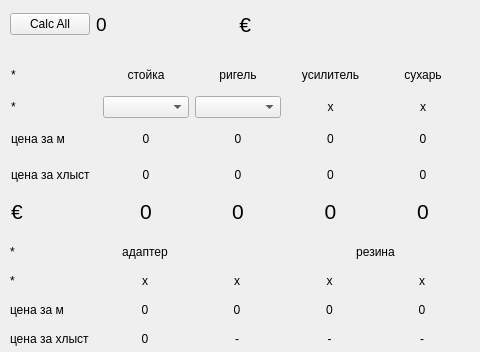
Before: the Qt Designer form main.ui in stogoff/facade, drawn with Qt 5; both pictures show x 0 to 480 and y 189 to 541 of the 758 by 659 pixel window.
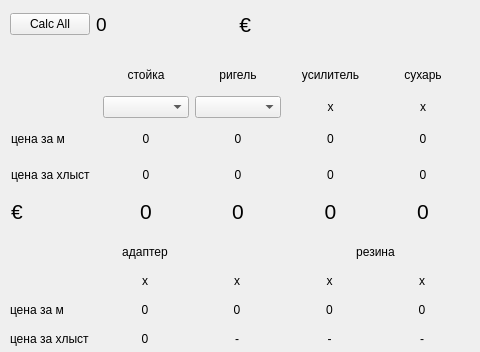
After: the same form once the commit is applied.

Diff of the .ui file:
```diff
--- a/main.ui
+++ b/main.ui
@@ -152,13 +152,6 @@
        </property>
       </widget>
      </item>
-     <item row="1" column="0">
-      <widget class="QLabel" name="label_37">
-       <property name="text">
-        <string>*</string>
-       </property>
-      </widget>
-     </item>
      <item row="1" column="1">
       <widget class="QComboBox" name="comboBox_1">
        <property name="font">
@@ -483,13 +476,6 @@
        </property>
       </widget>
      </item>
-     <item row="0" column="0">
-      <widget class="QLabel" name="label_31">
-       <property name="text">
-        <string>*</string>
-       </property>
-      </widget>
-     </item>
     </layout>
    </widget>
    <widget class="QWidget" name="layoutWidget">
@@ -873,13 +859,6 @@
        </property>
       </widget>
      </item>
-     <item row="0" column="0">
-      <widget class="QLabel" name="label_72">
-       <property name="text">
-        <string>*</string>
-       </property>
-      </widget>
-     </item>
      <item row="1" column="3">
       <widget class="QLabel" name="label_64">
        <property name="text">
@@ -975,13 +954,6 @@
        </property>
       </widget>
      </item>
-     <item row="1" column="0">
-      <widget class="QLabel" name="label_74">
-       <property name="text">
-        <string>*</string>
-       </property>
-      </widget>
-     </item>
      <item row="0" column="7">
       <widget class="QLabel" name="label_55">
        <property name="text">
```
